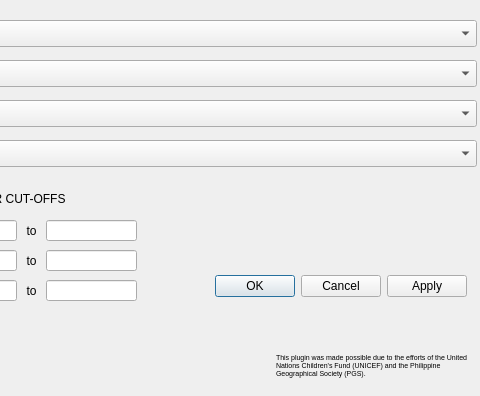
Old version of the form mhcvam_unicef_indicators_dialog.ui in the repository benhur07b/mhcvam; both pictures show x 324 to 804 and y 0 to 396 of the 804 by 396 pixel window.
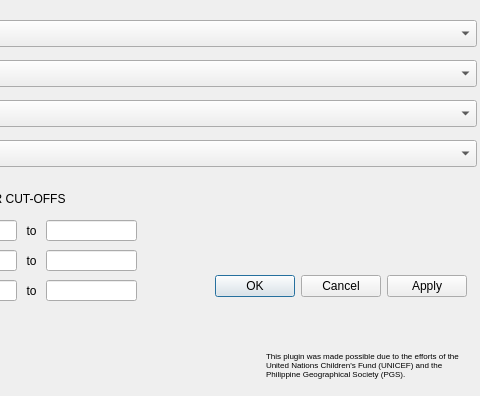
New version of the form. Icons and pictures are not drawn. Custom widgets are drawn as their Qt base class.

```diff
--- a/mhcvam_unicef_indicators_dialog.ui
+++ b/mhcvam_unicef_indicators_dialog.ui
@@ -400,7 +400,7 @@
   <widget class="QLabel" name="label">
    <property name="geometry">
     <rect>
-     <x>600</x>
+     <x>590</x>
      <y>340</y>
      <width>201</width>
      <height>51</height>
@@ -418,7 +418,7 @@
     <enum>Qt::LeftToRight</enum>
    </property>
    <property name="text">
-    <string>This plugin was made possible due to the efforts of the United Nations Children's Fund (UNICEF) and the Philippine Geographical Society (PGS).</string>
+    <string>&lt;html&gt;&lt;head/&gt;&lt;body&gt;&lt;p&gt;&lt;span style=&quot; font-size:6pt;&quot;&gt;This plugin was made possible due to the efforts of the United Nations Children's Fund (UNICEF) and the Philippine Geographical Society (PGS).&lt;/span&gt;&lt;/p&gt;&lt;/body&gt;&lt;/html&gt;</string>
    </property>
    <property name="scaledContents">
     <bool>false</bool>
```
Left out of the diff: 8 changed lines with no effect on the pictures.
